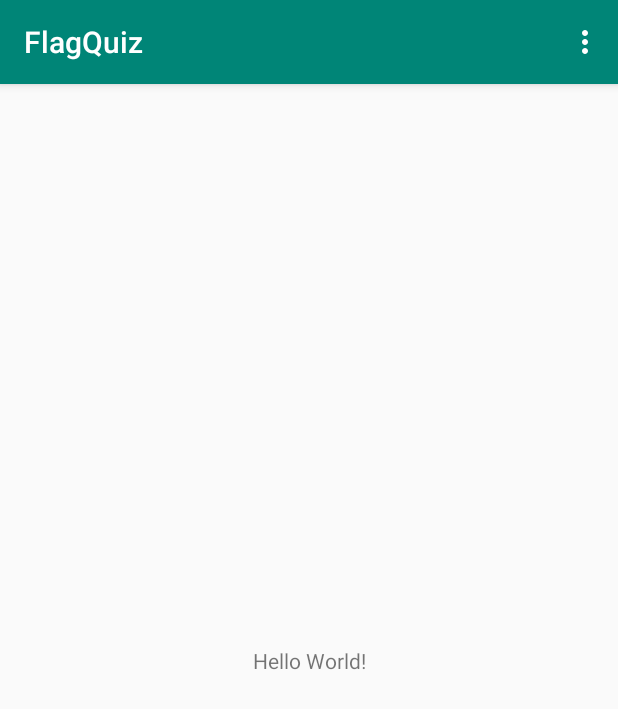
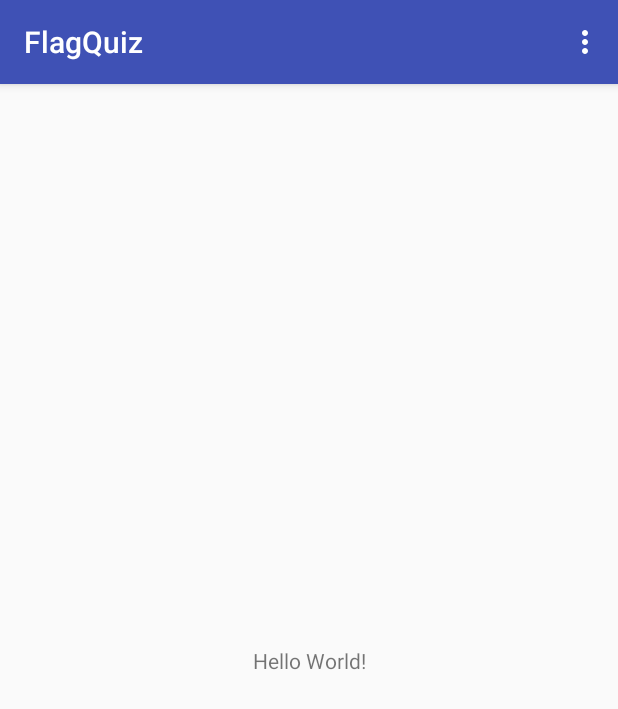
Before and after one commit to GorshkovTimur/FlagQuiz, an Android app: the screen it shows after launch (MainActivity), on a phone screen of 412 x 824 dp. Shown: the top 709 px of the screen. Run offline under Robolectric (Android 15) with nearby library versions, the phone set to English and light mode, and no system bars; 2 statements that could not run were skipped.

Commit message:
Arrays and colors

```diff
--- a/app/src/main/res/values/colors.xml
+++ b/app/src/main/res/values/colors.xml
@@ -1,6 +1,8 @@
 <?xml version="1.0" encoding="utf-8"?>
 <resources>
-    <color name="colorPrimary">#008577</color>
-    <color name="colorPrimaryDark">#00574B</color>
-    <color name="colorAccent">#D81B60</color>
+    <color name="colorPrimary">#3F51B5</color>
+    <color name="colorPrimaryDark">#303F9F</color>
+    <color name="colorAccent">#448AFF</color>
+    <color name="correct_answer">#00CC00</color>
+    <color name="incorrect_answer">#FF0000</color>
 </resources>
```
Also changed, not shown: app/src/main/res/values/arrays.xml (added, +29 -0 lines).
